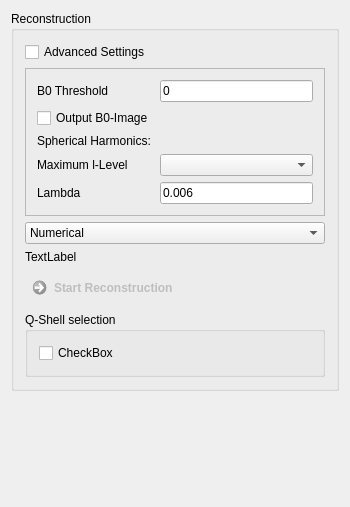
The window that Plugins/org.mitk.gui.qt.diffusionimaging/src/internal/QmitkQBallReconstructionViewControls.ui (MITK/MITK) describes before a commit, drawn with Qt 5.
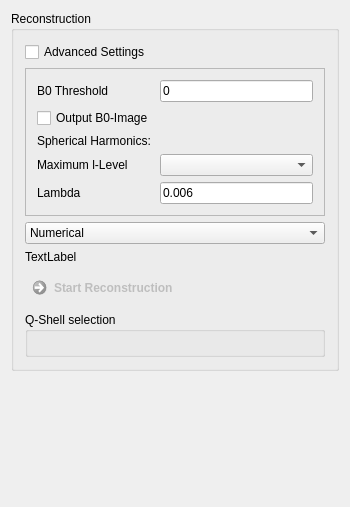
The same window after the commit.

Commit message: MultiShellQBallReconstructionFilter integrated in ReconstructionView part 2

```diff
--- a/Plugins/org.mitk.gui.qt.diffusionimaging/src/internal/QmitkQBallReconstructionViewControls.ui
+++ b/Plugins/org.mitk.gui.qt.diffusionimaging/src/internal/QmitkQBallReconstructionViewControls.ui
@@ -219,15 +219,7 @@
         <property name="title">
          <string>Q-Shell selection</string>
         </property>
-        <layout class="QVBoxLayout" name="verticalLayout_2">
-         <item>
-          <widget class="QCheckBox" name="checkBox">
-           <property name="text">
-            <string>CheckBox</string>
-           </property>
-          </widget>
-         </item>
-        </layout>
+        <layout class="QVBoxLayout" name="verticalLayout_2"/>
        </widget>
       </item>
      </layout>
```
The commit also changes 1 other file.
